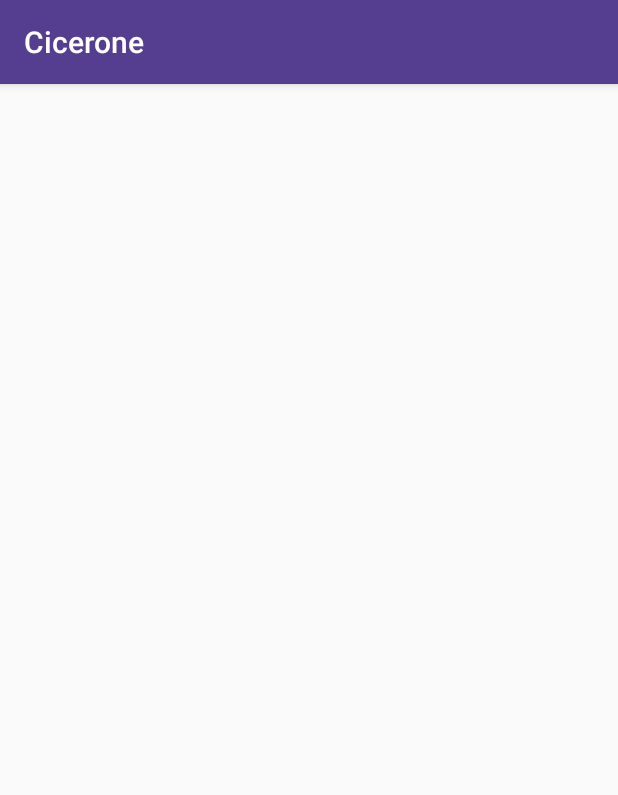
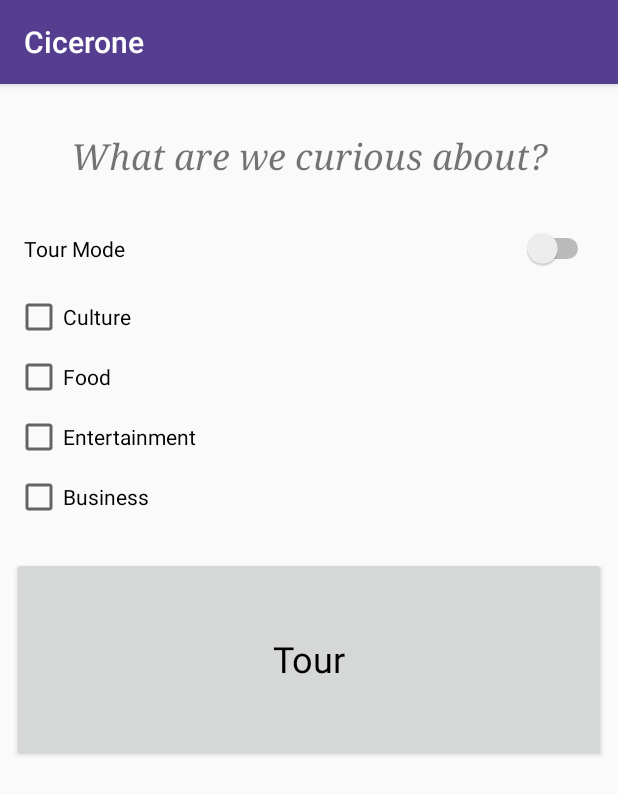
Before and after one commit to crschriever/Cicerone, an Android app: the ModeSelectorActivity screen opened directly, with no data from a screen before it, on a phone screen of 412 x 824 dp. Shown: the top 795 px of the screen. Run offline under Robolectric (Android 15) with nearby library versions, the phone set to English and light mode, and no system bars.

Commit message:
Create mode selection UI

```diff
--- a/Cicerone/app/src/main/res/layout/activity_mode_selection.xml
+++ /dev/null
@@ -1,35 +0,0 @@
-<?xml version="1.0" encoding="utf-8"?>
-<android.support.design.widget.CoordinatorLayout xmlns:android="http://schemas.android.com/apk/res/android"
-    xmlns:app="http://schemas.android.com/apk/res-auto"
-    xmlns:tools="http://schemas.android.com/tools"
-    android:layout_width="match_parent"
-    android:layout_height="match_parent"
-    android:fitsSystemWindows="true"
-    tools:context="com.theciceroneapp.cicerone.controller.ModeSelectionActivity">
-
-    <android.support.design.widget.AppBarLayout
-        android:id="@+id/app_bar"
-        android:layout_width="match_parent"
-        android:layout_height="@dimen/app_bar_height"
-        android:fitsSystemWindows="true"
-        android:theme="@style/AppTheme.AppBarOverlay">
-
-        <android.support.design.widget.CollapsingToolbarLayout
-            android:id="@+id/toolbar_layout"
-            android:layout_width="match_parent"
-            android:layout_height="match_parent"
-            android:fitsSystemWindows="true"
-            app:contentScrim="?attr/colorPrimary"
-            app:layout_scrollFlags="scroll|exitUntilCollapsed">
-
-            <android.support.v7.widget.Toolbar
-                android:id="@+id/toolbar"
-                android:layout_width="match_parent"
-                android:layout_height="?attr/actionBarSize"
-                app:layout_collapseMode="pin"
-                app:popupTheme="@style/AppTheme.PopupOverlay" />
-
-        </android.support.design.widget.CollapsingToolbarLayout>
-    </android.support.design.widget.AppBarLayout>
-
-</android.support.design.widget.CoordinatorLayout>
--- a/Cicerone/app/src/main/res/layout/activity_mode_selector.xml
+++ b/Cicerone/app/src/main/res/layout/activity_mode_selector.xml
@@ -1,9 +1,79 @@
 <?xml version="1.0" encoding="utf-8"?>
-<android.support.constraint.ConstraintLayout xmlns:android="http://schemas.android.com/apk/res/android"
+<LinearLayout xmlns:android="http://schemas.android.com/apk/res/android"
     xmlns:app="http://schemas.android.com/apk/res-auto"
     xmlns:tools="http://schemas.android.com/tools"
     android:layout_width="match_parent"
     android:layout_height="match_parent"
-    tools:context="com.theciceroneapp.cicerone.controller.ModeSelectorActivity">
+    tools:context="com.theciceroneapp.cicerone.controller.ModeSelectorActivity"
+    android:orientation="vertical"
+    android:weightSum="1">
 
-</android.support.constraint.ConstraintLayout>
+    <TextView
+        android:id="@+id/tvPrompt"
+        android:layout_width="match_parent"
+        android:layout_height="wrap_content"
+        android:layout_marginBottom="32dp"
+        android:layout_marginTop="32dp"
+        android:fontFamily="serif"
+        android:text="What are we curious about?"
+        android:textAlignment="center"
+        android:textAppearance="@android:style/TextAppearance.Holo.Light.Medium"
+        android:textSize="24sp"
+        android:textStyle="italic" />
+
+    <Switch
+        android:id="@+id/swtTourMode"
+        android:layout_width="match_parent"
+        android:layout_height="wrap_content"
+        android:layout_marginBottom="16dp"
+        android:layout_marginLeft="16dp"
+        android:layout_marginRight="16dp"
+        android:text="Tour Mode" />
+
+    <CheckBox
+        android:id="@+id/chkCulture"
+        android:layout_width="match_parent"
+        android:layout_height="wrap_content"
+        android:layout_marginBottom="8dp"
+        android:layout_marginLeft="10dp"
+        android:text="Culture" />
+
+    <CheckBox
+        android:id="@+id/chkFood"
+        android:layout_width="match_parent"
+        android:layout_height="wrap_content"
+        android:layout_marginBottom="8dp"
+        android:layout_marginLeft="10dp"
+        android:text="Food" />
+
+    <CheckBox
+        android:id="@+id/chkEntertainment"
+        android:layout_width="match_parent"
+        android:layout_height="wrap_content"
+        android:layout_marginBottom="8dp"
+        android:layout_marginLeft="10dp"
+        android:text="Entertainment" />
+
+    <CheckBox
+        android:id="@+id/chkBusiness"
+        android:layout_width="match_parent"
+        android:layout_height="wrap_content"
+        android:layout_marginBottom="8dp"
+        android:layout_marginLeft="10dp"
+        android:text="Business" />
+
+    <Button
+        android:id="@+id/btnTour"
+        android:layout_width="match_parent"
+        android:layout_height="wrap_content"
+        android:layout_marginLeft="8dp"
+        android:layout_marginRight="8dp"
+        android:layout_marginTop="16dp"
+        android:layout_weight="0.21"
+        android:fontFamily="sans-serif"
+        android:text="Tour"
+        android:textAlignment="center"
+        android:textAllCaps="false"
+        android:textAppearance="@android:style/TextAppearance.Holo.Widget.Button"
+        android:textSize="24sp" />
+</LinearLayout>
```
